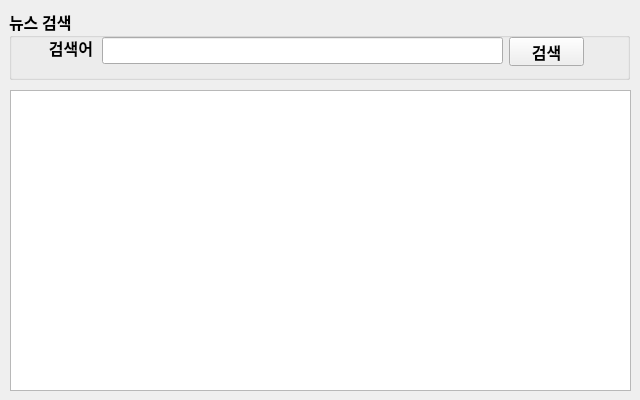
Before: the Qt Designer form part1/stdPyQt/naverApiSearch.ui in limchaeyeon8/MimiProjects, drawn with Qt 5.
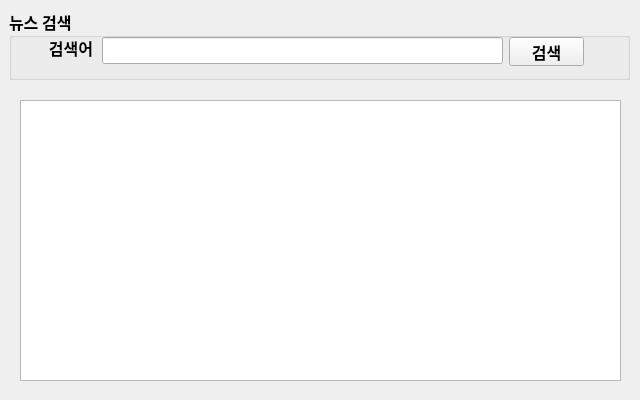
After: the same form once the commit is applied.

```diff
--- a/part1/stdPyQt/naverApiSearch.ui
+++ b/part1/stdPyQt/naverApiSearch.ui
@@ -151,8 +151,24 @@
     </rect>
    </property>
    <layout class="QVBoxLayout" name="resultLayout_2">
+    <property name="leftMargin">
+     <number>10</number>
+    </property>
+    <property name="topMargin">
+     <number>10</number>
+    </property>
+    <property name="rightMargin">
+     <number>10</number>
+    </property>
+    <property name="bottomMargin">
+     <number>10</number>
+    </property>
     <item>
-     <widget class="QListView" name="lsvResult"/>
+     <layout class="QGridLayout" name="gridLayout">
+      <item row="0" column="0">
+       <widget class="QTableWidget" name="tblResult"/>
+      </item>
+     </layout>
     </item>
    </layout>
   </widget>
```
Left out of the diff: 4 changed lines with no effect on the pictures.
